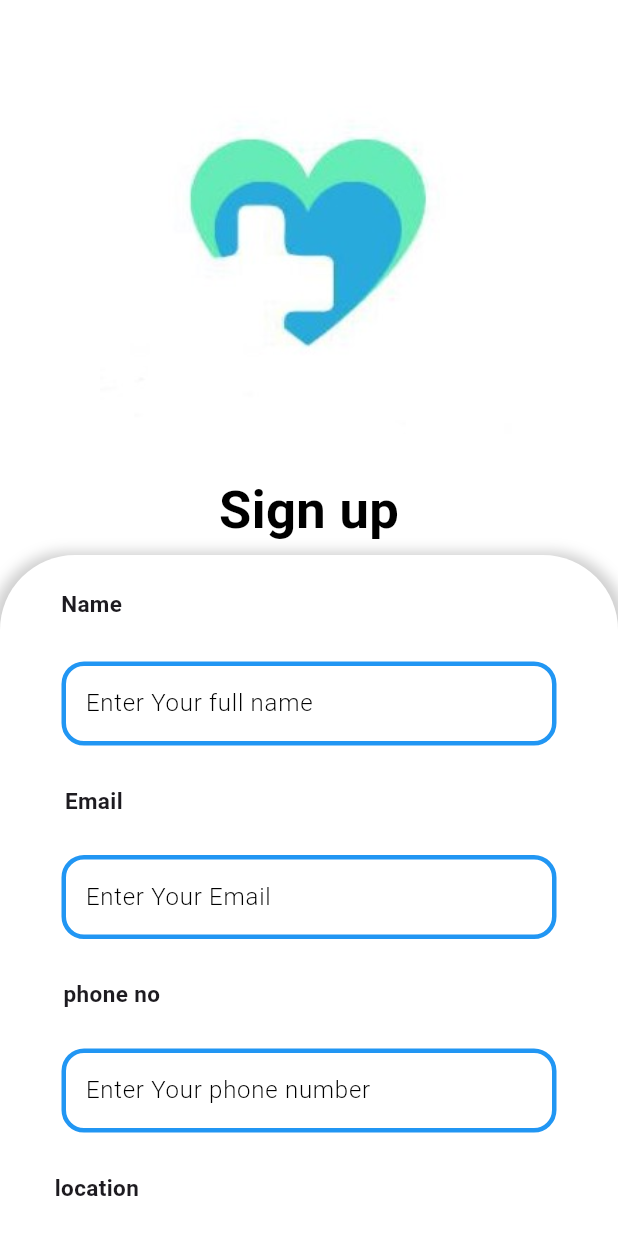
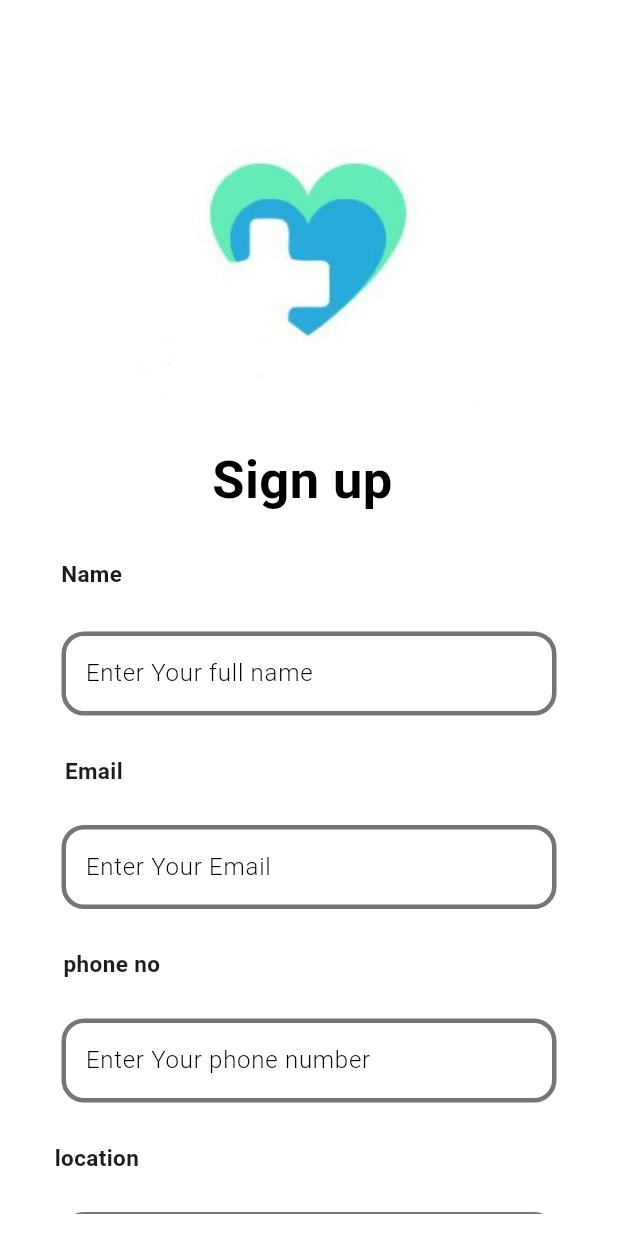
Before and after one commit to salmaa20/blood_sample, a Flutter app: the Signup screen opened directly, on a phone screen of 412 x 824 dp. Run offline on Flutter 3.47's test engine with Material 3 defaults, Android fonts, the phone set to English and light mode, and no system bars; our stand-ins replace firebase_auth, get; missing offline and left inert: splash_view; accounts and stored records are empty.

Commit message:
last updates

```diff
--- a/bloodsample/lib/UI/Screens/RegisterScreen/register_screen.dart
+++ b/bloodsample/lib/UI/Screens/RegisterScreen/register_screen.dart
@@ -1,8 +1,9 @@
 import 'package:bloodsample/Widget/mini_elevated_button.dart';
 import 'package:flutter/material.dart';
 import 'package:get/get.dart';
+import '../../Home screen_user/Home_screen.dart';
+import '../sign up for user/sign_up.dart';
 
-import '../sign up/sign_up.dart';
 
 class RegisterScreen extends StatelessWidget {
   const RegisterScreen({super.key});
--- a/bloodsample/lib/UI/Screens/sign up/header.dart
+++ b/bloodsample/lib/UI/Screens/sign up for user/header.dart
@@ -6,17 +6,18 @@ class Header extends StatelessWidget {
   Widget build(BuildContext context) {
     return Padding(
       padding: EdgeInsets.all(5),
+
       child: Column(
         crossAxisAlignment: CrossAxisAlignment.center,
         children: <Widget>[
           // ignore: sized_box_for_whitespace
           Container(
-              height: 300,
+              height: 250,
               width: 300,
               child: Image(image: AssetImage('assets/images/logooo.jpeg'))),
           SizedBox(height: 5,),
           Center(
-            child: Text("Sign up",
+            child: Text("  Sign up   ",
               style: TextStyle(color: Colors.black, fontSize: 35,
                 fontWeight: FontWeight.bold,
               ),),
--- a/bloodsample/lib/UI/Screens/sign up/input_field.dart
+++ b/bloodsample/lib/UI/Screens/sign up for user/input_field.dart
@@ -1,5 +1,5 @@
 
-import 'package:bloodsample/UI/Screens/sign%20up/signup_controller.dart';
+import 'package:bloodsample/UI/Screens/sign%20up%20for%20user/signup_controller.dart';
 import 'package:flutter/material.dart';
 import 'package:get/get_state_manager/src/simple/get_state.dart';
 
@@ -14,6 +14,7 @@ class InputField extends StatelessWidget{
         init: SignUpController(),
         builder: (SignUpController controller) {
           return SingleChildScrollView(
+
               child: Form(
                 key: controller.formkey,
                 child: Column(
--- a/bloodsample/lib/UI/Screens/sign up/input_wrapper.dart
+++ b/bloodsample/lib/UI/Screens/sign up for user/input_wrapper.dart
@@ -1,5 +1,5 @@
 
-import 'package:bloodsample/UI/Screens/sign%20up/signup_controller.dart';
+import 'package:bloodsample/UI/Screens/sign%20up%20for%20user/signup_controller.dart';
 import 'package:flutter/material.dart';
 import 'package:get/get.dart';
 import 'package:get/get_core/src/get_main.dart';
--- a/bloodsample/lib/UI/Screens/sign up/sign_up.dart
+++ b/bloodsample/lib/UI/Screens/sign up for user/sign_up.dart
@@ -18,7 +18,7 @@ class Signup extends StatelessWidget {
         child: Center(
           child: Column(
             children: <Widget>[
-              SizedBox(height: 5,),
+              SizedBox(height: 35,),
               Header(),
               Expanded(child: Container(
                 decoration: BoxDecoration(
@@ -28,14 +28,7 @@ class Signup extends StatelessWidget {
                       topRight: Radius.circular(50),
 
                     ),
-                    boxShadow: [
-                      BoxShadow(
-                        color: Colors.grey.withOpacity(0.5),
-                        spreadRadius: 5,
-                        blurRadius: 7,
-                        offset: Offset(0, 3),
-                      )
-                    ]
+
                 ),
 
                 child: InputWrapper(),
--- a/bloodsample/lib/Widget/custom_text_form_field_widget.dart
+++ b/bloodsample/lib/Widget/custom_text_form_field_widget.dart
@@ -36,7 +36,7 @@ class CustomTextFormFieldWidget extends StatelessWidget{
                 enabledBorder: OutlineInputBorder(
                     borderRadius: BorderRadius.circular(15),
                     borderSide: BorderSide(
-                        color: Colors.blue,
+                        color: Colors.black54,
                         width: 3
                     )
                 ),
```
Also changed, not shown: bloodsample/lib/UI/Home screen_user/Home_screen.dart (added, +38 -0 lines), bloodsample/lib/UI/log in/log_in.dart (+25 -10 lines), bloodsample/lib/UI/Screens/sign up for user/signup_controller.dart (renamed from bloodsample/lib/UI/Screens/sign up/signup_controller.dart).
